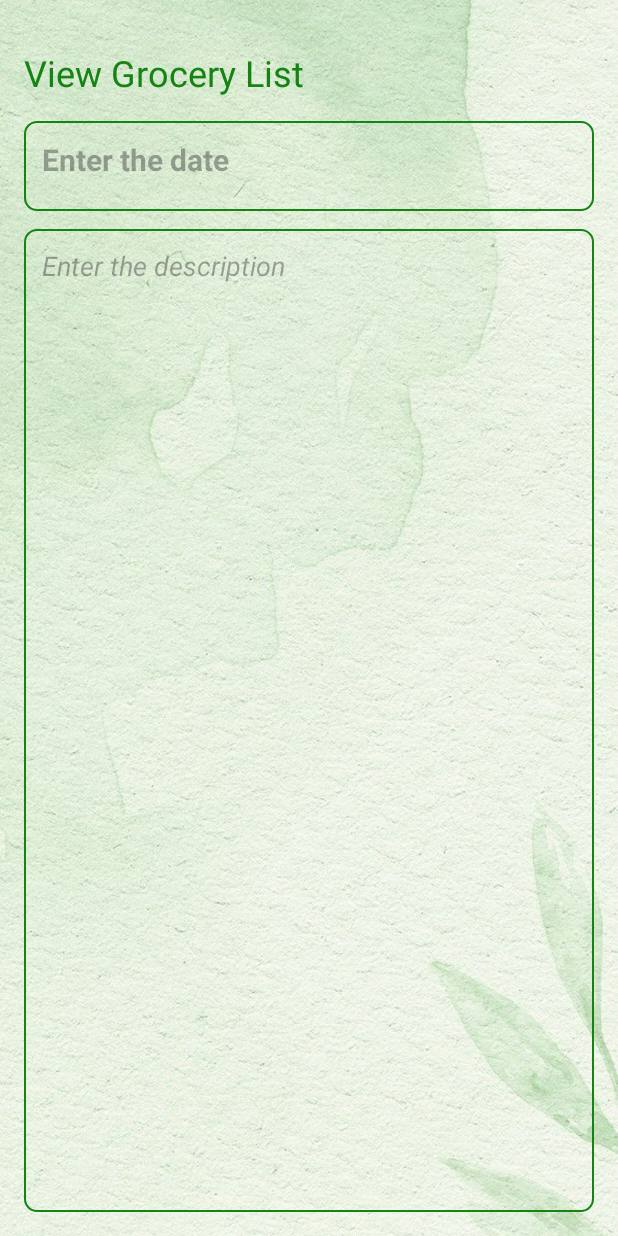
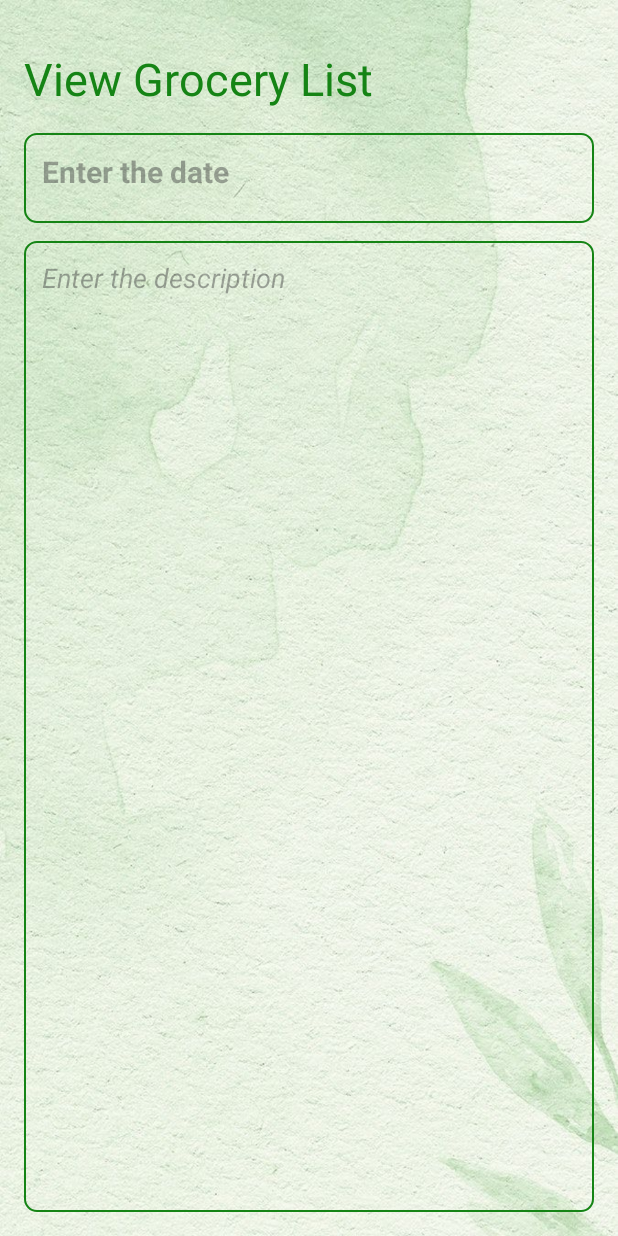
Before and after one commit to divankase/GroceryGo_IT22026484, an Android app: the layout activity_grocery_list.xml on its own in the app's theme, with its tools: preview values and no code run, on a phone screen of 412 x 824 dp. Run offline under Robolectric (Android 15) with nearby library versions, the phone set to English and light mode, and no system bars; Roboto replaces fonts that are not available here.

Commit message:
change ui

```diff
--- a/app/src/main/res/layout/activity_grocery_list.xml
+++ b/app/src/main/res/layout/activity_grocery_list.xml
@@ -19,7 +19,7 @@
         android:fontFamily="@font/baloo_tamma"
         android:text="View Grocery List"
         android:textColor="@color/green"
-        android:textSize="24sp" />
+        android:textSize="30dp" />
 
     <TextView
         android:id="@+id/updateTitleEditText"
```
